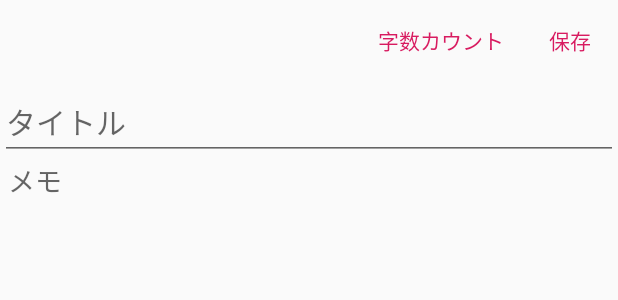
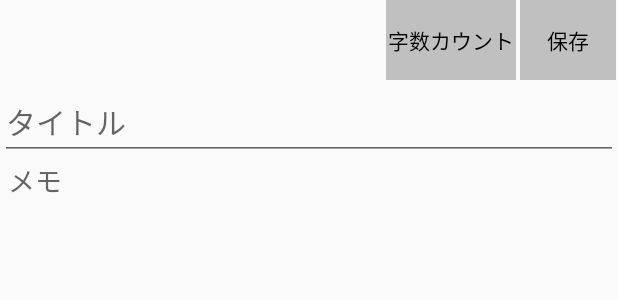
Before and after one commit to ftakahiro/SimpleNote, an Android app: the layout activity_input.xml on its own in the app's theme, with its tools: preview values and no code run, on a phone screen of 412 x 824 dp. Shown: the top 300 px of the screen. Run offline under Robolectric (Android 15) with nearby library versions, the light colour scheme and no system bars.

Commit message:
added Locale.Japanese in SimpleDateFormat .

```diff
--- a/app/src/main/java/com/takahiroApp/simplememo/InputActivity.kt
+++ b/app/src/main/java/com/takahiroApp/simplememo/InputActivity.kt
@@ -81,7 +81,7 @@ class InputActivity : AppCompatActivity() {
 //        }
 
         val inputTextString=inputText.text.toString()
-        val date = SimpleDateFormat("yyyy/MM/dd kk:mm:ss",Locale.getDefault()).toString()
+        val date = SimpleDateFormat("yyyy/MM/dd kk:mm:ss",Locale.JAPANESE).format(Date())
 
         val db=_helper.writableDatabase
 
--- a/app/src/main/res/layout/activity_input.xml
+++ b/app/src/main/res/layout/activity_input.xml
@@ -19,14 +19,22 @@
                 android:layout_height="wrap_content"
                 style="?android:attr/buttonBarButtonStyle"
                 android:text="@string/bt_count"
+                android:textColor="@color/colorBlack"
+                android:background="@color/colorSilver"
                 android:onClick="onCountClick"
+                android:padding="1dp"
+                android:layout_margin="1dp"
                 android:layout_gravity=""/>
             <Button
                 android:id="@+id/btSave"
                 android:layout_width="wrap_content"
                 android:layout_height="wrap_content"
+                android:padding="1dp"
+                android:layout_margin="1dp"
                 style="?android:attr/buttonBarButtonStyle"
                 android:text="@string/bt_save"
+                android:textColor="@color/colorBlack"
+                android:background="@color/colorSilver"
                 android:layout_gravity="end"
                 android:onClick="onSaveClick"/>
         </LinearLayout>
```
